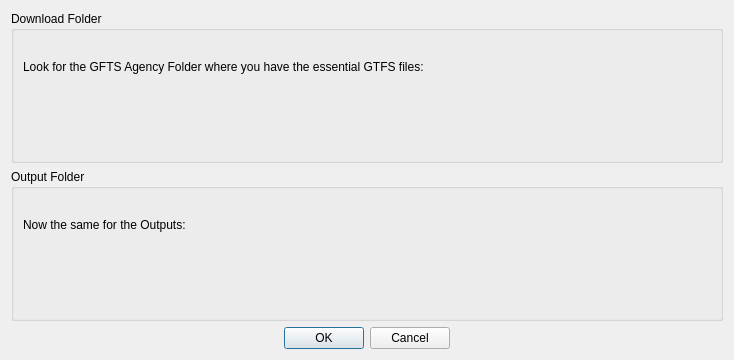
First picture: the form in OSM_PT_routing_dialog_base.ui, repository skagejj/osm_pt_routing, before the edit.
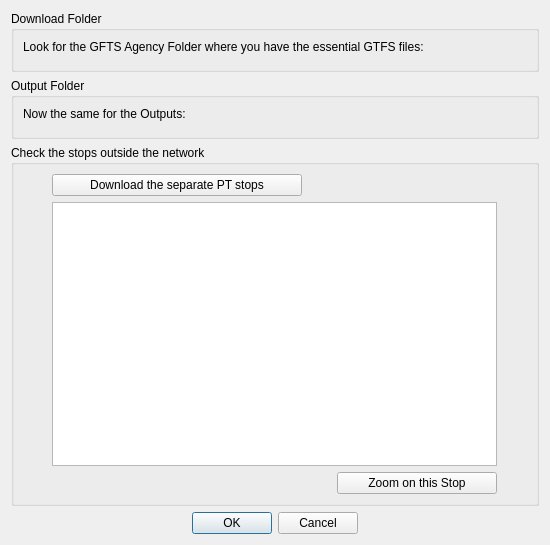
Second picture: the form after the edit. Custom widgets are drawn as their Qt base class.

```diff
--- a/OSM_PT_routing_dialog_base.ui
+++ b/OSM_PT_routing_dialog_base.ui
@@ -6,8 +6,8 @@
    <rect>
     <x>0</x>
     <y>0</y>
-    <width>734</width>
-    <height>360</height>
+    <width>550</width>
+    <height>545</height>
    </rect>
   </property>
   <property name="minimumSize">
@@ -19,15 +19,75 @@
   <property name="maximumSize">
    <size>
     <width>1000</width>
-    <height>600</height>
+    <height>850</height>
    </size>
   </property>
   <property name="windowTitle">
    <string>Ruting OSM Public Transport</string>
   </property>
   <layout class="QGridLayout" name="gridLayout">
+   <item row="2" column="0">
+    <widget class="QGroupBox" name="groupBox">
+     <property name="title">
+      <string>Check the stops outside the network</string>
+     </property>
+     <layout class="QGridLayout" name="gridLayout_2">
+      <item row="0" column="0">
+       <widget class="QPushButton" name="updateNomRDstopsButton">
+        <property name="maximumSize">
+         <size>
+          <width>250</width>
+          <height>16777215</height>
+         </size>
+        </property>
+        <property name="text">
+         <string>Download the separate PT stops</string>
+        </property>
+       </widget>
+      </item>
+      <item row="2" column="1">
+       <widget class="QPushButton" name="ZoomStopButton">
+        <property name="maximumSize">
+         <size>
+          <width>160</width>
+          <height>16777215</height>
+         </size>
+        </property>
+        <property name="layoutDirection">
+         <enum>Qt::LeftToRight</enum>
+        </property>
+        <property name="text">
+         <string>Zoom on this Stop</string>
+        </property>
+       </widget>
+      </item>
+      <item row="1" column="0" colspan="2">
+       <widget class="QListWidget" name="stopsnmRDlistWidget"/>
+      </item>
+     </layout>
+    </widget>
+   </item>
+   <item row="3" column="0">
+    <widget class="QDialogButtonBox" name="button_box">
+     <property name="orientation">
+      <enum>Qt::Horizontal</enum>
+     </property>
+     <property name="standardButtons">
+      <set>QDialogButtonBox::Cancel|QDialogButtonBox::Ok</set>
+     </property>
+     <property name="centerButtons">
+      <bool>true</bool>
+     </property>
+    </widget>
+   </item>
    <item row="0" column="0">
     <widget class="QGroupBox" name="DownloadsBox">
+     <property name="maximumSize">
+      <size>
+       <width>16777215</width>
+       <height>100</height>
+      </size>
+     </property>
      <property name="title">
       <string>Download Folder</string>
      </property>
@@ -49,21 +109,14 @@
      </layout>
     </widget>
    </item>
-   <item row="2" column="0">
-    <widget class="QDialogButtonBox" name="button_box">
-     <property name="orientation">
-      <enum>Qt::Horizontal</enum>
-     </property>
-     <property name="standardButtons">
-      <set>QDialogButtonBox::Cancel|QDialogButtonBox::Ok</set>
-     </property>
-     <property name="centerButtons">
-      <bool>true</bool>
-     </property>
-    </widget>
-   </item>
    <item row="1" column="0">
     <widget class="QGroupBox" name="groupBox_2">
+     <property name="maximumSize">
+      <size>
+       <width>16777215</width>
+       <height>100</height>
+      </size>
+     </property>
      <property name="title">
       <string>Output Folder</string>
      </property>
```
